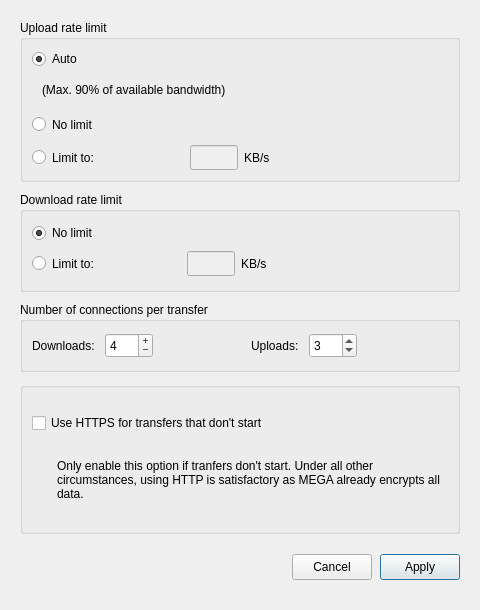
meganz/MEGAsync, file src/MEGASync/gui/ui/BandwidthSettings.ui: the form before one commit.
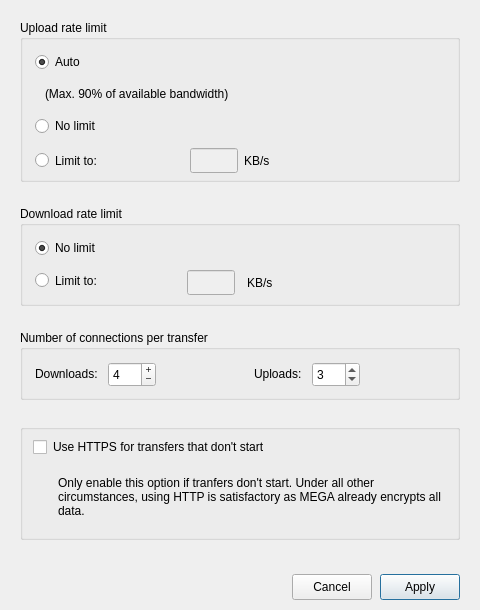
The form after the commit.

Commit message: SNC-4972 : Add style from settings to all dialogs.

What changed in the file:
```diff
--- a/src/MEGASync/gui/ui/BandwidthSettings.ui
+++ b/src/MEGASync/gui/ui/BandwidthSettings.ui
@@ -27,8 +27,8 @@
   </property>
   <property name="maximumSize">
    <size>
-    <width>480</width>
-    <height>610</height>
+    <width>16777215</width>
+    <height>16777215</height>
    </size>
   </property>
   <property name="windowTitle">
@@ -39,7 +39,7 @@
   </property>
   <layout class="QVBoxLayout" name="BandwidthSettingsLayout">
    <property name="spacing">
-    <number>10</number>
+    <number>24</number>
    </property>
    <property name="leftMargin">
     <number>20</number>
@@ -51,7 +51,7 @@
     <number>20</number>
    </property>
    <property name="bottomMargin">
-    <number>30</number>
+    <number>10</number>
    </property>
    <item>
     <widget class="QGroupBox" name="gBandwidth">
@@ -77,6 +77,21 @@
       <string notr="true">mega</string>
      </property>
      <layout class="QGridLayout" name="gridLayout">
+      <property name="leftMargin">
+       <number>12</number>
+      </property>
+      <property name="topMargin">
+       <number>12</number>
+      </property>
+      <property name="rightMargin">
+       <number>12</number>
+      </property>
+      <property name="bottomMargin">
+       <number>12</number>
+      </property>
+      <property name="verticalSpacing">
+       <number>12</number>
+      </property>
       <item row="0" column="0">
        <widget class="QRadioButton" name="rUploadAutoLimit">
         <property name="enabled">
@@ -288,6 +303,21 @@
       <string notr="true">mega</string>
      </property>
      <layout class="QGridLayout" name="gridLayout_2">
+      <property name="leftMargin">
+       <number>12</number>
+      </property>
+      <property name="topMargin">
+       <number>12</number>
+      </property>
+      <property name="rightMargin">
+       <number>12</number>
+      </property>
+      <property name="bottomMargin">
+       <number>12</number>
+      </property>
+      <property name="spacing">
+       <number>12</number>
+      </property>
       <item row="0" column="0">
        <widget class="QRadioButton" name="rDownloadNoLimit">
         <property name="cursor">
@@ -428,9 +458,21 @@
      <property name="type" stdset="0">
       <string notr="true">mega</string>
      </property>
-     <layout class="QHBoxLayout" name="horizontalLayout_3">
+     <layout class="QHBoxLayout" name="horizontalLayout_3" stretch="0,1,0,1">
+      <property name="spacing">
+       <number>12</number>
+      </property>
+      <property name="leftMargin">
+       <number>12</number>
+      </property>
+      <property name="topMargin">
+       <number>12</number>
+      </property>
       <property name="rightMargin">
-       <number>100</number>
+       <number>12</number>
+      </property>
+      <property name="bottomMargin">
+       <number>12</number>
       </property>
       <item>
        <layout class="QHBoxLayout" name="dlLayout">
@@ -565,6 +607,19 @@
         </item>
        </layout>
       </item>
+      <item>
+       <spacer name="horizontalSpacer_9">
+        <property name="orientation">
+         <enum>Qt::Horizontal</enum>
+        </property>
+        <property name="sizeHint" stdset="0">
+         <size>
+          <width>40</width>
+          <height>20</height>
+         </size>
+        </property>
+       </spacer>
+      </item>
      </layout>
     </widget>
    </item>
@@ -576,18 +631,39 @@
        <height>104</height>
       </size>
      </property>
+     <property name="styleSheet">
+      <string notr="true">margin-top: 0px;</string>
+     </property>
      <property name="type" stdset="0">
       <string notr="true">mega</string>
      </property>
      <layout class="QVBoxLayout" name="verticalLayout_3">
+      <property name="spacing">
+       <number>12</number>
+      </property>
+      <property name="leftMargin">
+       <number>12</number>
+      </property>
       <property name="topMargin">
        <number>5</number>
       </property>
+      <property name="rightMargin">
+       <number>12</number>
+      </property>
+      <property name="bottomMargin">
+       <number>12</number>
+      </property>
       <item>
        <widget class="QCheckBox" name="cbUseHttps">
         <property name="enabled">
          <bool>true</bool>
         </property>
+        <property name="maximumSize">
+         <size>
+          <width>16777215</width>
+          <height>16</height>
+         </size>
+        </property>
         <property name="cursor">
          <cursorShape>PointingHandCursor</cursorShape>
         </property>
```
Left out of the diff: 42 changed lines with no effect on the pictures. The commit also changes 4 other files.
